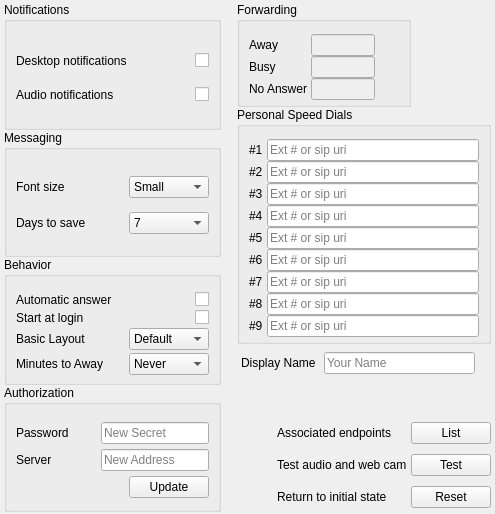
dyfet/tycho_sipwitchqt, file Desktop/options.ui: the form before one commit.
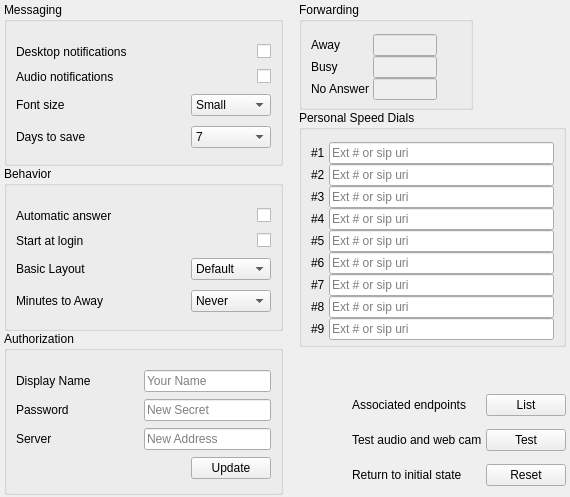
The form after the commit. Icons and pictures are not drawn.

Commit message: more uniform control options

```diff
--- a/Desktop/options.ui
+++ b/Desktop/options.ui
@@ -6,8 +6,8 @@
    <rect>
     <x>0</x>
     <y>0</y>
-    <width>495</width>
-    <height>514</height>
+    <width>570</width>
+    <height>497</height>
    </rect>
   </property>
   <property name="windowTitle">
@@ -421,39 +421,6 @@
        </item>
       </layout>
      </item>
-     <item>
-      <layout class="QHBoxLayout" name="horizontalLayout_7">
-       <property name="spacing">
-        <number>8</number>
-       </property>
-       <property name="leftMargin">
-        <number>4</number>
-       </property>
-       <property name="topMargin">
-        <number>8</number>
-       </property>
-       <property name="rightMargin">
-        <number>16</number>
-       </property>
-       <property name="bottomMargin">
-        <number>4</number>
-       </property>
-       <item>
-        <widget class="QLabel" name="label_17">
-         <property name="text">
-          <string>Display Name</string>
-         </property>
-        </widget>
-       </item>
-       <item>
-        <widget class="QLineEdit" name="lineEdit">
-         <property name="placeholderText">
-          <string>Your Name</string>
-         </property>
-        </widget>
-       </item>
-      </layout>
-     </item>
      <item>
       <spacer name="horizontalSpacer">
        <property name="orientation">
@@ -635,14 +602,14 @@
       <number>0</number>
      </property>
      <item>
-      <widget class="QGroupBox" name="groupBox_2">
+      <widget class="QGroupBox" name="groupBox_3">
        <property name="title">
-        <string>Notifications</string>
+        <string>Messaging</string>
        </property>
        <property name="flat">
         <bool>true</bool>
        </property>
-       <layout class="QVBoxLayout" name="verticalLayout_2">
+       <layout class="QVBoxLayout" name="verticalLayout_3">
         <property name="spacing">
          <number>0</number>
         </property>
@@ -706,27 +673,6 @@
           </item>
          </layout>
         </item>
-       </layout>
-      </widget>
-     </item>
-     <item>
-      <widget class="QGroupBox" name="groupBox_3">
-       <property name="title">
-        <string>Messaging</string>
-       </property>
-       <property name="flat">
-        <bool>true</bool>
-       </property>
-       <layout class="QVBoxLayout" name="verticalLayout_3">
-        <property name="spacing">
-         <number>0</number>
-        </property>
-        <property name="topMargin">
-         <number>12</number>
-        </property>
-        <property name="bottomMargin">
-         <number>4</number>
-        </property>
         <item>
          <layout class="QHBoxLayout" name="horizontalLayout_9">
           <item>
@@ -976,6 +922,51 @@
         <property name="bottomMargin">
          <number>4</number>
         </property>
+        <item>
+         <layout class="QHBoxLayout" name="horizontalLayout_7">
+          <property name="spacing">
+           <number>-1</number>
+          </property>
+          <property name="leftMargin">
+           <number>0</number>
+          </property>
+          <property name="topMargin">
+           <number>0</number>
+          </property>
+          <property name="rightMargin">
+           <number>0</number>
+          </property>
+          <property name="bottomMargin">
+           <number>0</number>
+          </property>
+          <item>
+           <widget class="QLabel" name="label_17">
+            <property name="minimumSize">
+             <size>
+              <width>64</width>
+              <height>0</height>
+             </size>
+            </property>
+            <property name="text">
+             <string>Display Name</string>
+            </property>
+           </widget>
+          </item>
+          <item>
+           <widget class="QLineEdit" name="lineEdit">
+            <property name="sizePolicy">
+             <sizepolicy hsizetype="Preferred" vsizetype="Fixed">
+              <horstretch>0</horstretch>
+              <verstretch>0</verstretch>
+             </sizepolicy>
+            </property>
+            <property name="placeholderText">
+             <string>Your Name</string>
+            </property>
+           </widget>
+          </item>
+         </layout>
+        </item>
         <item>
          <layout class="QHBoxLayout" name="horizontalLayout_16">
           <item>
```
